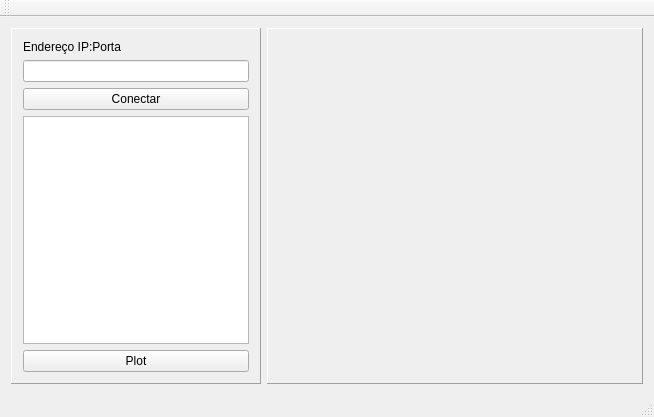
DenisMedeiros/DCA0201QTProject, file QTDataPlotter/mainwindow.ui: the form before one commit.
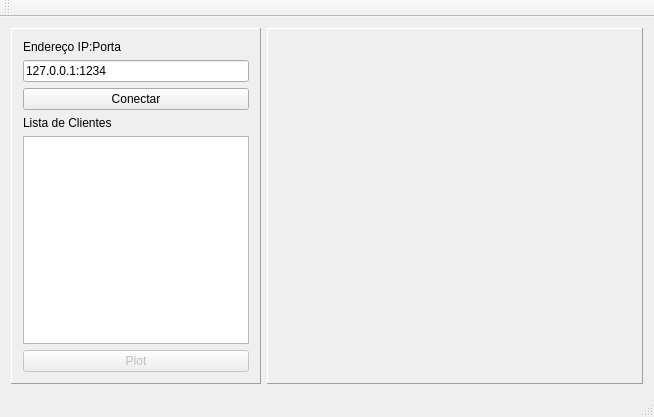
The form after the commit.

```diff
--- a/QTDataPlotter/mainwindow.ui
+++ b/QTDataPlotter/mainwindow.ui
@@ -11,7 +11,13 @@
    </rect>
   </property>
   <property name="windowTitle">
-   <string>MainWindow</string>
+   <string>QTDataPlotter</string>
+  </property>
+  <property name="autoFillBackground">
+   <bool>false</bool>
+  </property>
+  <property name="documentMode">
+   <bool>false</bool>
   </property>
   <widget class="QWidget" name="centralWidget">
    <layout class="QHBoxLayout" name="horizontalLayout_2">
@@ -25,7 +31,7 @@
         <property name="frameShadow">
          <enum>QFrame::Raised</enum>
         </property>
-        <layout class="QVBoxLayout" name="verticalLayout_2">
+        <layout class="QVBoxLayout" name="verticalLayout_3">
          <item>
           <layout class="QVBoxLayout" name="verticalLayout">
            <item>
@@ -36,7 +42,11 @@
             </widget>
            </item>
            <item>
-            <widget class="QLineEdit" name="lineEditIPPorta"/>
+            <widget class="QLineEdit" name="lineEditIPPorta">
+             <property name="text">
+              <string>127.0.0.1:1234</string>
+             </property>
+            </widget>
            </item>
           </layout>
          </item>
@@ -48,10 +58,24 @@
           </widget>
          </item>
          <item>
-          <widget class="QListView" name="listViewClientes"/>
+          <layout class="QVBoxLayout" name="verticalLayout_2">
+           <item>
+            <widget class="QLabel" name="label_2">
+             <property name="text">
+              <string>Lista de Clientes</string>
+             </property>
+            </widget>
+           </item>
+           <item>
+            <widget class="QListView" name="listViewClientes"/>
+           </item>
+          </layout>
          </item>
          <item>
           <widget class="QPushButton" name="pushButtonPlot">
+           <property name="enabled">
+            <bool>false</bool>
+           </property>
            <property name="text">
             <string>Plot</string>
            </property>
```
Left out of the diff: 7 changed lines with no effect on the pictures.
